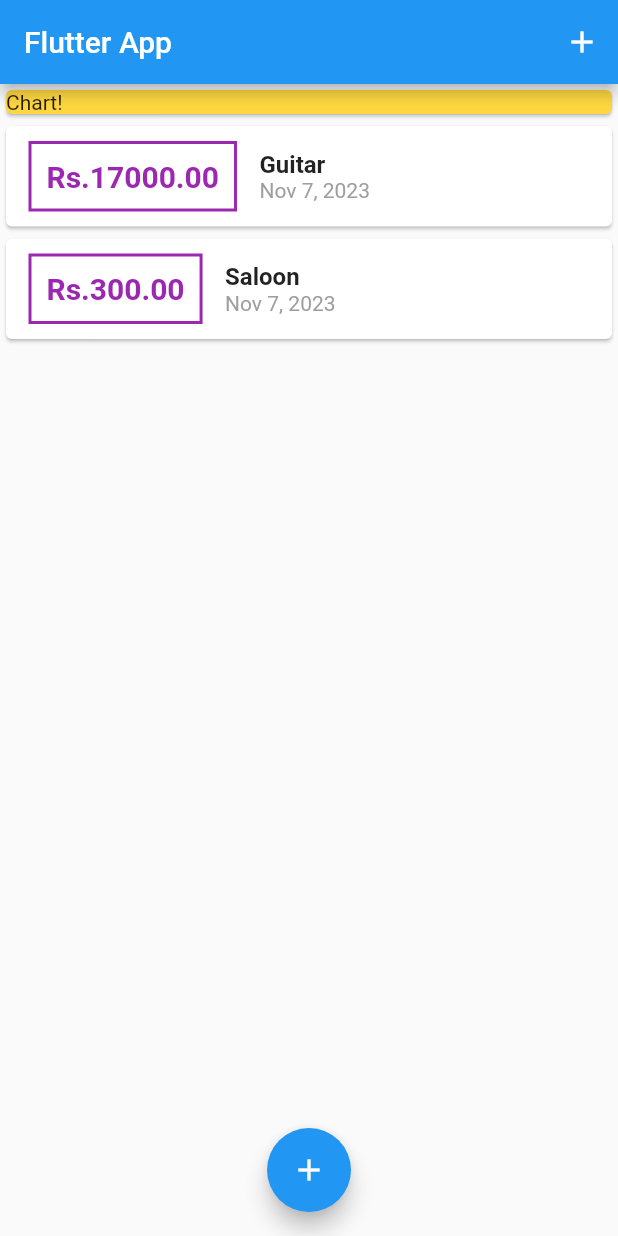
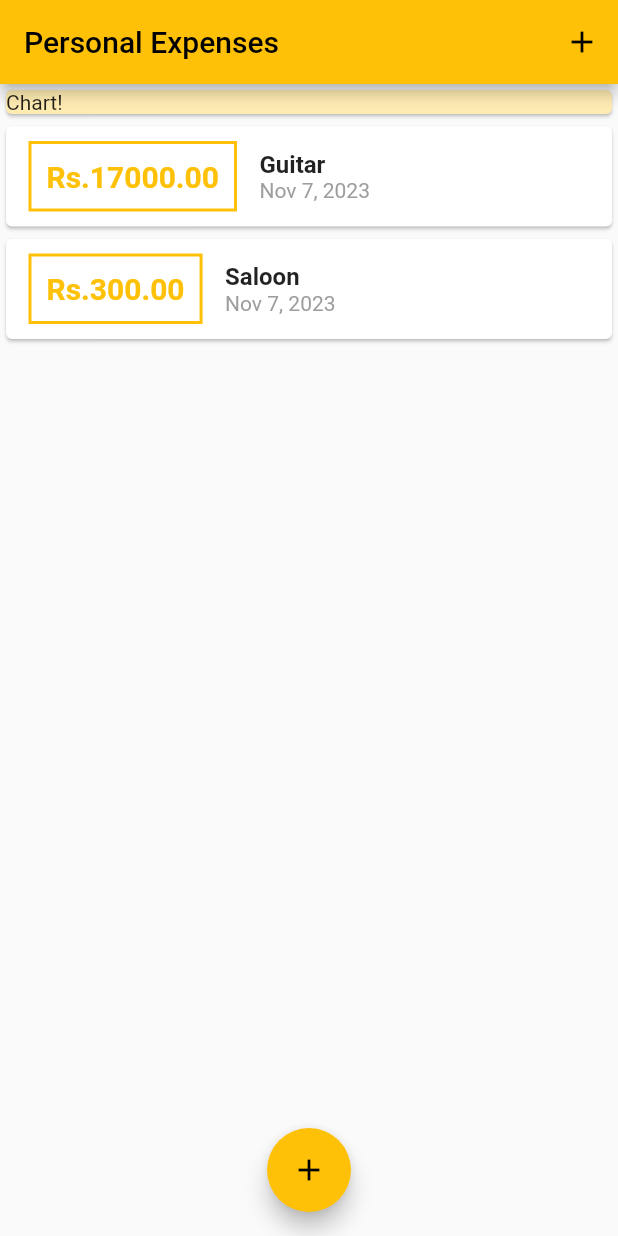
Before and after one commit to yazindu/personal_expenses_app, a Flutter app: the screen it shows after launch, on a phone screen of 412 x 824 dp. Run offline on Flutter 3.47's test engine with Material 2 defaults, Android fonts, the phone set to English and light mode, and no system bars.

Commit message:
feat: 027 Configuring & Using Themes

```diff
--- a/lib/main.dart
+++ b/lib/main.dart
@@ -10,7 +10,10 @@ class MyApp extends StatelessWidget {
   Widget build(BuildContext context) {
     return MaterialApp(
       debugShowCheckedModeBanner: false,
-      title: 'Flutter App',
+      title: 'Personal Expenses',
+      theme: ThemeData(
+        primarySwatch: Colors.amber,
+      ),
       home: MyHomePage(),
     );
   }
@@ -61,7 +64,7 @@ class _MyHomePageState extends State<MyHomePage> {
   Widget build(BuildContext context) {
     return Scaffold(
       appBar: AppBar(
-        title: const Text('Flutter App'),
+        title: const Text('Personal Expenses'),
         actions: [
           IconButton(
             onPressed: () {
@@ -83,7 +86,7 @@ class _MyHomePageState extends State<MyHomePage> {
           Container(
             width: double.infinity,
             child: Card(
-              color: Colors.amberAccent,
+              color: Theme.of(context).primaryColorLight,
               child: Text('Chart!'),
             ),
           ),
--- a/lib/widgets/transaction_list.dart
+++ b/lib/widgets/transaction_list.dart
@@ -20,7 +20,7 @@ class TransactionList extends StatelessWidget {
                 Container(
                   margin: EdgeInsets.symmetric(horizontal: 15, vertical: 10),
                   decoration: BoxDecoration(
-                    border: Border.all(color: Colors.purple, width: 2),
+                    border: Border.all(color: Theme.of(context).primaryColor, width: 2),
                   ),
                   padding: EdgeInsets.all(10),
                   child: Text(
@@ -28,7 +28,7 @@ class TransactionList extends StatelessWidget {
                     style: TextStyle(
                         fontWeight: FontWeight.bold,
                         fontSize: 20,
-                        color: Colors.purple),
+                        color: Theme.of(context).primaryColor),
                   ),
                 ),
                 Column(
```
